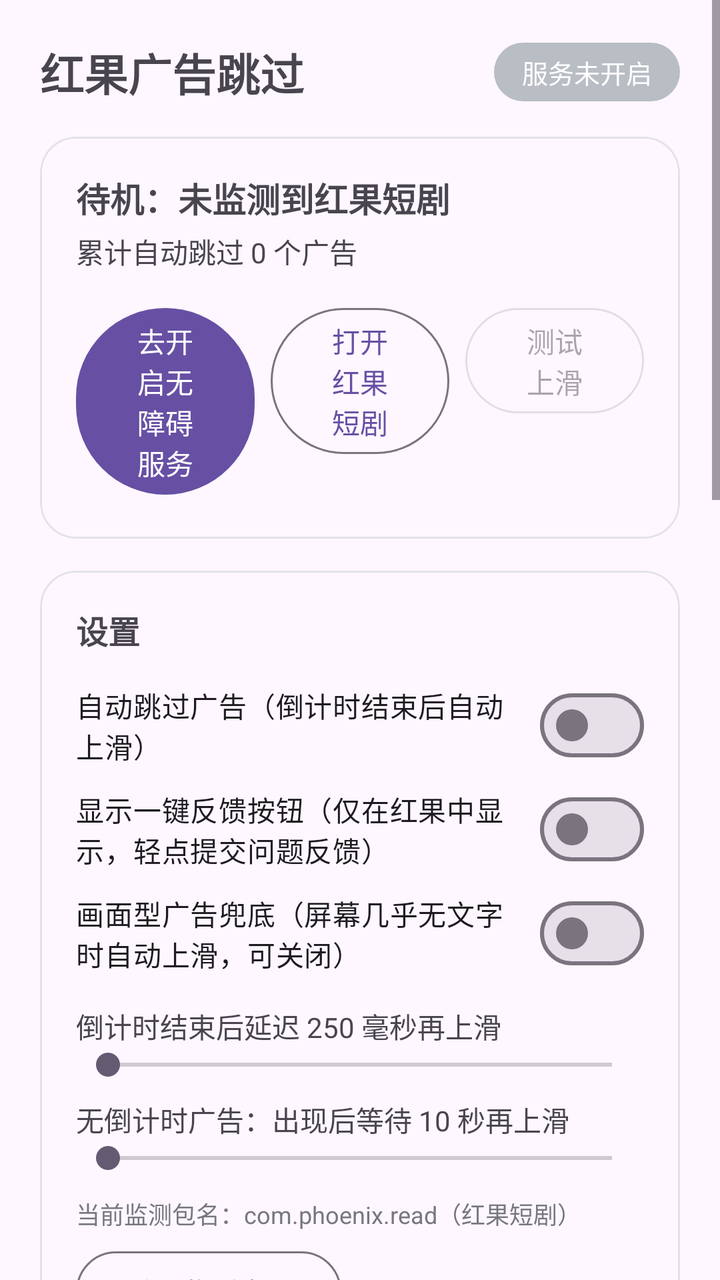
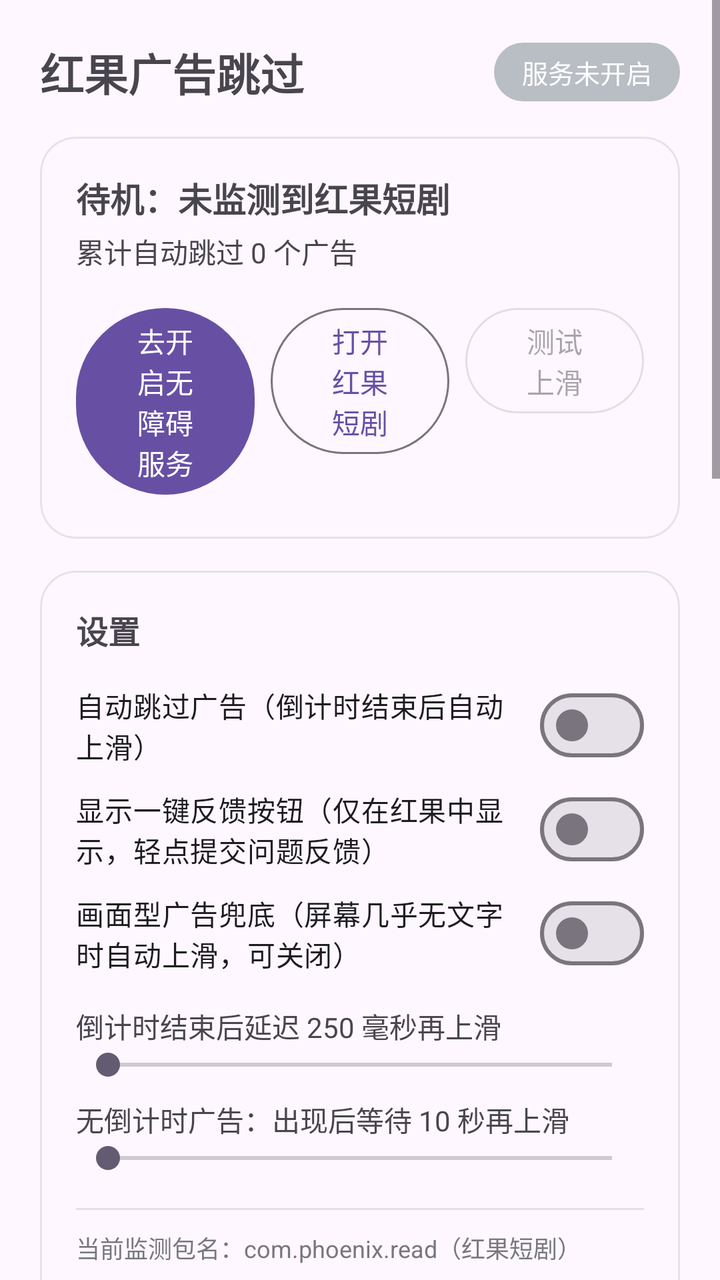

Before-and-after screenshots of an Android layout around one commit, followed by the original layout XML and the change that was made.
<!-- AndroidManifest.xml: application theme Theme.App -->
<!-- res/layout/activity_main.xml -->
<?xml version="1.0" encoding="utf-8"?>
<ScrollView xmlns:android="http://schemas.android.com/apk/res/android"
    xmlns:app="http://schemas.android.com/apk/res-auto"
    android:layout_width="match_parent"
    android:layout_height="match_parent"
    android:fillViewport="true">

    
    <LinearLayout
        android:layout_width="match_parent"
        android:layout_height="wrap_content"
        android:layout_gravity="center_horizontal"
        android:maxWidth="620dp"
        android:orientation="vertical"
        android:padding="20dp">

        
        <LinearLayout
            android:layout_width="match_parent"
            android:layout_height="wrap_content"
            android:gravity="center_vertical"
            android:orientation="horizontal">

            <TextView
                android:layout_width="0dp"
                android:layout_height="wrap_content"
                android:layout_weight="1"
                android:text="@string/app_name"
                android:textSize="22sp"
                android:textStyle="bold" />

            <TextView
                android:id="@+id/statusPill"
                android:layout_width="wrap_content"
                android:layout_height="wrap_content"
                android:background="@drawable/bg_pill_off"
                android:paddingStart="14dp"
                android:paddingTop="5dp"
                android:paddingEnd="14dp"
                android:paddingBottom="5dp"
                android:text="@string/status_off"
                android:textColor="#FFFFFF"
                android:textSize="13sp" />
        </LinearLayout>

        
        <com.google.android.material.card.MaterialCardView
            android:layout_width="match_parent"
            android:layout_height="wrap_content"
            android:layout_marginTop="16dp"
            app:cardCornerRadius="18dp"
            app:cardElevation="0dp"
            app:strokeColor="#E3E3E6"
            app:strokeWidth="1dp">

            <LinearLayout
                android:layout_width="match_parent"
                android:layout_height="wrap_content"
                android:orientation="vertical"
                android:padding="18dp">

                <TextView
                    android:id="@+id/stateText"
                    android:layout_width="match_parent"
                    android:layout_height="wrap_content"
                    android:text="@string/state_idle"
                    android:textSize="17sp"
                    android:textStyle="bold" />

                <TextView
                    android:id="@+id/countText"
                    android:layout_width="match_parent"
                    android:layout_height="wrap_content"
                    android:layout_marginTop="4dp"
                    android:text="@string/count_zero_literal"
                    android:textSize="14sp" />

                <LinearLayout
                    android:layout_width="match_parent"
                    android:layout_height="wrap_content"
                    android:layout_marginTop="14dp"
                    android:orientation="horizontal">

                    <Button
                        android:id="@+id/btnAccessibility"
                        android:layout_width="0dp"
                        android:layout_height="wrap_content"
                        android:layout_marginEnd="8dp"
                        android:layout_weight="1"
                        android:text="@string/btn_accessibility_off" />

                    <Button
                        android:id="@+id/btnOpenTarget"
                        style="?attr/materialButtonOutlinedStyle"
                        android:layout_width="0dp"
                        android:layout_height="wrap_content"
                        android:layout_marginEnd="8dp"
                        android:layout_weight="1"
                        android:text="@string/btn_open_target" />

                    <Button
                        android:id="@+id/btnTestSwipe"
                        style="?attr/materialButtonOutlinedStyle"
                        android:layout_width="0dp"
                        android:layout_height="wrap_content"
                        android:layout_weight="1"
                        android:enabled="false"
                        android:text="@string/btn_test_swipe" />
                </LinearLayout>
            </LinearLayout>
        </com.google.android.material.card.MaterialCardView>

        
        <com.google.android.material.card.MaterialCardView
            android:layout_width="match_parent"
            android:layout_height="wrap_content"
            android:layout_marginTop="16dp"
            app:cardCornerRadius="18dp"
            app:cardElevation="0dp"
            app:strokeColor="#E3E3E6"
            app:strokeWidth="1dp">

            <LinearLayout
                android:layout_width="match_parent"
                android:layout_height="wrap_content"
                android:orientation="vertical"
                android:padding="18dp">

                <TextView
                    android:layout_width="match_parent"
                    android:layout_height="wrap_content"
                    android:text="@string/section_settings"
                    android:textSize="16sp"
                    android:textStyle="bold" />

                <com.google.android.material.materialswitch.MaterialSwitch
                    android:id="@+id/switchAuto"
                    android:layout_width="match_parent"
                    android:layout_height="wrap_content"
                    android:layout_marginTop="12dp"
                    android:text="@string/switch_auto" />

                <com.google.android.material.materialswitch.MaterialSwitch
                    android:id="@+id/switchFeedback"
                    android:layout_width="match_parent"
                    android:layout_height="wrap_content"
                    android:layout_marginTop="4dp"
                    android:text="@string/switch_feedback" />

                <com.google.android.material.materialswitch.MaterialSwitch
                    android:id="@+id/switchVisualFallback"
                    android:layout_width="match_parent"
                    android:layout_height="wrap_content"
                    android:layout_marginTop="4dp"
                    android:text="@string/switch_visual_fallback" />

                <TextView
                    android:id="@+id/delayLabel"
                    android:layout_width="match_parent"
                    android:layout_height="wrap_content"
                    android:layout_marginTop="12dp"
                    android:text="@string/delay_literal"
                    android:textSize="14sp" />

                <SeekBar
                    android:id="@+id/delayBar"
                    android:layout_width="match_parent"
                    android:layout_height="wrap_content"
                    android:max="1000" />

                <TextView
                    android:id="@+id/fallbackLabel"
                    android:layout_width="match_parent"
                    android:layout_height="wrap_content"
                    android:layout_marginTop="8dp"
                    android:text="@string/fallback_literal"
                    android:textSize="14sp" />

                <SeekBar
                    android:id="@+id/fallbackBar"
                    android:layout_width="match_parent"
                    android:layout_height="wrap_content"
                    android:max="25000" />

                <TextView
                    android:id="@+id/targetsText"
                    android:layout_width="match_parent"
                    android:layout_height="wrap_content"
                    android:layout_marginTop="10dp"
                    android:text="@string/targets_literal"
                    android:textColor="#77777F"
                    android:textSize="12sp" />

                <Button
                    android:id="@+id/btnResetTargets"
                    style="?attr/materialButtonOutlinedStyle"
                    android:layout_width="wrap_content"
                    android:layout_height="wrap_content"
                    android:layout_marginTop="6dp"
                    android:text="@string/btn_reset_targets" />

                
                <LinearLayout
                    android:id="@+id/boxServerSettings"
                    android:layout_width="match_parent"
                    android:layout_height="wrap_content"
                    android:orientation="vertical">

                    <LinearLayout
                        android:layout_width="match_parent"
                        android:layout_height="wrap_content"
                        android:layout_marginTop="10dp"
                        android:gravity="center_vertical"
                        android:orientation="horizontal">

                        <EditText
                            android:id="@+id/editFeedbackUrl"
                            android:layout_width="0dp"
                            android:layout_height="wrap_content"
                            android:layout_weight="1"
                            android:hint="@string/feedback_url_hint"
                            android:importantForAutofill="no"
                            android:inputType="textUri"
                            android:maxLines="1"
                            android:textSize="13sp" />

                        <Button
                            android:id="@+id/btnSaveFeedbackUrl"
                            style="?attr/materialButtonOutlinedStyle"
                            android:layout_width="wrap_content"
                            android:layout_height="wrap_content"
                            android:layout_marginStart="8dp"
                            android:minHeight="0dp"
                            android:paddingStart="16dp"
                            android:paddingTop="6dp"
                            android:paddingEnd="16dp"
                            android:paddingBottom="6dp"
                            android:text="@string/btn_save" />
                    </LinearLayout>

                    <Button
                        android:id="@+id/btnResetCloud"
                        style="?attr/materialButtonOutlinedStyle"
                        android:layout_width="match_parent"
                        android:layout_height="wrap_content"
                        android:layout_marginTop="6dp"
                        android:text="@string/btn_reset_cloud" />

                    <Button
                        android:id="@+id/btnDiscover"
                        style="?attr/materialButtonOutlinedStyle"
                        android:layout_width="match_parent"
                        android:layout_height="wrap_content"
                        android:layout_marginTop="6dp"
                        android:text="@string/btn_discover" />
                </LinearLayout>

                <Button
                    android:id="@+id/btnCaptureAuth"
                    style="?attr/materialButtonOutlinedStyle"
                    android:layout_width="match_parent"
                    android:layout_height="wrap_content"
                    android:layout_marginTop="6dp"
                    android:text="@string/btn_capture_auth" />

                <Button
                    android:id="@+id/btnCheckUpdate"
                    style="?attr/materialButtonOutlinedStyle"
                    android:layout_width="match_parent"
                    android:layout_height="wrap_content"
                    android:layout_marginTop="6dp"
                    android:text="@string/btn_check_update" />

                <Button
                    android:id="@+id/btnQuickReport"
                    android:layout_width="match_parent"
                    android:layout_height="wrap_content"
                    android:layout_marginTop="14dp"
                    android:text="@string/btn_quick_report" />
            </LinearLayout>
        </com.google.android.material.card.MaterialCardView>

        
        <com.google.android.material.card.MaterialCardView
            android:layout_width="match_parent"
            android:layout_height="wrap_content"
            android:layout_marginTop="16dp"
            app:cardCornerRadius="14dp"
            app:contentPadding="16dp">

            <LinearLayout
                android:layout_width="match_parent"
                android:layout_height="wrap_content"
                android:orientation="vertical">

                <TextView
                    android:layout_width="match_parent"
                    android:layout_height="wrap_content"
                    android:text="@string/account_title"
                    android:textSize="15sp"
                    android:textStyle="bold" />

                <TextView
                    android:id="@+id/textAccStatus"
                    android:layout_width="match_parent"
                    android:layout_height="wrap_content"
                    android:layout_marginTop="2dp"
                    android:text="@string/account_hint"
                    android:textColor="#77777F"
                    android:textSize="12sp" />

                <LinearLayout
                    android:id="@+id/boxAccForm"
                    android:layout_width="match_parent"
                    android:layout_height="wrap_content"
                    android:layout_marginTop="8dp"
                    android:orientation="vertical">

                    <EditText
                        android:id="@+id/editAccEmail"
                        android:layout_width="match_parent"
                        android:layout_height="wrap_content"
                        android:hint="@string/account_email_hint"
                        android:importantForAutofill="no"
                        android:inputType="textEmailAddress"
                        android:maxLines="1"
                        android:textSize="13sp" />

                    <EditText
                        android:id="@+id/editAccPass"
                        android:layout_width="match_parent"
                        android:layout_height="wrap_content"
                        android:layout_marginTop="4dp"
                        android:hint="@string/account_pass_hint"
                        android:importantForAutofill="no"
                        android:inputType="textPassword"
                        android:maxLines="1"
                        android:textSize="13sp" />

                    <EditText
                        android:id="@+id/editAccCode"
                        android:layout_width="match_parent"
                        android:layout_height="wrap_content"
                        android:layout_marginTop="4dp"
                        android:hint="@string/account_code_hint"
                        android:importantForAutofill="no"
                        android:inputType="number"
                        android:maxLength="6"
                        android:maxLines="1"
                        android:textSize="13sp" />

                    <LinearLayout
                        android:layout_width="match_parent"
                        android:layout_height="wrap_content"
                        android:layout_marginTop="8dp"
                        android:orientation="horizontal">

                        <Button
                            android:id="@+id/btnSendCode"
                            style="?attr/materialButtonOutlinedStyle"
                            android:layout_width="wrap_content"
                            android:layout_height="wrap_content"
                            android:minHeight="0dp"
                            android:paddingStart="16dp"
                            android:paddingTop="6dp"
                            android:paddingEnd="16dp"
                            android:paddingBottom="6dp"
                            android:text="@string/account_btn_send_code" />

                        <Button
                            android:id="@+id/btnAccLogin"
                            android:layout_width="0dp"
                            android:layout_height="wrap_content"
                            android:layout_marginStart="8dp"
                            android:layout_weight="1"
                            android:minHeight="0dp"
                            android:paddingTop="6dp"
                            android:paddingBottom="6dp"
                            android:text="@string/account_btn_login" />
                    </LinearLayout>
                </LinearLayout>

                <Button
                    android:id="@+id/btnAccLogout"
                    style="?attr/materialButtonOutlinedStyle"
                    android:layout_width="match_parent"
                    android:layout_height="wrap_content"
                    android:layout_marginTop="8dp"
                    android:text="@string/account_btn_logout"
                    android:visibility="gone" />
            </LinearLayout>
        </com.google.android.material.card.MaterialCardView>

        
        <com.google.android.material.card.MaterialCardView
            android:id="@+id/cardLogs"
            android:layout_width="match_parent"
            android:layout_height="wrap_content"
            android:layout_marginTop="16dp"
            app:cardCornerRadius="18dp"
            app:cardElevation="0dp"
            app:strokeColor="#E3E3E6"
            app:strokeWidth="1dp">

            <LinearLayout
                android:layout_width="match_parent"
                android:layout_height="wrap_content"
                android:orientation="vertical"
                android:padding="18dp">

                <LinearLayout
                    android:layout_width="match_parent"
                    android:layout_height="wrap_content"
                    android:gravity="center_vertical"
                    android:orientation="horizontal">

                    <TextView
                        android:layout_width="0dp"
                        android:layout_height="wrap_content"
                        android:layout_weight="1"
                        android:text="@string/section_log"
                        android:textSize="16sp"
                        android:textStyle="bold" />

                    <Button
                        android:id="@+id/btnShareLog"
                        style="?attr/materialButtonOutlinedStyle"
                        android:layout_width="wrap_content"
                        android:layout_height="wrap_content"
                        android:layout_marginEnd="8dp"
                        android:minHeight="0dp"
                        android:paddingStart="16dp"
                        android:paddingTop="6dp"
                        android:paddingEnd="16dp"
                        android:paddingBottom="6dp"
                        android:text="@string/btn_share_log" />

                    <Button
                        android:id="@+id/btnClearLog"
                        style="?attr/materialButtonOutlinedStyle"
                        android:layout_width="wrap_content"
                        android:layout_height="wrap_content"
                        android:minHeight="0dp"
                        android:paddingStart="16dp"
                        android:paddingTop="6dp"
                        android:paddingEnd="16dp"
                        android:paddingBottom="6dp"
                        android:text="@string/btn_clear_log" />
                </LinearLayout>

                <TextView
                    android:id="@+id/logView"
                    android:layout_width="match_parent"
                    android:layout_height="wrap_content"
                    android:layout_marginTop="10dp"
                    android:background="@drawable/bg_log"
                    android:fontFamily="monospace"
                    android:minHeight="130dp"
                    android:padding="12dp"
                    android:textSize="12sp" />
            </LinearLayout>
        </com.google.android.material.card.MaterialCardView>

        <TextView
            android:layout_width="match_parent"
            android:layout_height="wrap_content"
            android:layout_marginTop="14dp"
            android:text="@string/footer_hint"
            android:textColor="#8A8A93"
            android:textSize="12sp" />

        <TextView
            android:layout_width="match_parent"
            android:layout_height="wrap_content"
            android:layout_marginTop="6dp"
            android:text="@string/version_label"
            android:textColor="#B0B0B8"
            android:textSize="11sp" />
    </LinearLayout>
</ScrollView>
<!-- resources referenced by this layout -->
<resources>
  <!-- drawable bg_log (drawable) -->
  <?xml version="1.0" encoding="utf-8"?>
  <shape xmlns:android="http://schemas.android.com/apk/res/android"
      android:shape="rectangle">
      <solid android:color="#FAFAFB" />
      <corners android:radius="12dp" />
      <stroke
          android:width="1dp"
          android:color="#E3E3E6" />
  </shape>
  <!-- drawable bg_pill_off (drawable) -->
  <?xml version="1.0" encoding="utf-8"?>
  <shape xmlns:android="http://schemas.android.com/apk/res/android"
      android:shape="rectangle">
      <solid android:color="#B9BDC4" />
      <corners android:radius="20dp" />
  </shape>
  <string name="account_btn_login">登录 / 注册</string>
  <string name="account_btn_logout">退出登录</string>
  <string name="account_btn_send_code">发送验证码</string>
  <string name="account_code_hint">6 位数字验证码（只认最新一封邮件）</string>
  <string name="account_email_hint">邮箱</string>
  <string name="account_hint">注册登录后，反馈报告自动关联你的邮箱；不注册也可正常使用全部功能</string>
  <string name="account_pass_hint">密码（至少8位）</string>
  <string name="account_title">账号（可选）</string>
  <string name="app_name">红果广告跳过</string>
  <string name="btn_accessibility_off">去开启无障碍服务</string>
  <string name="btn_capture_auth">开启屏幕截图（反馈自动带画面）</string>
  <string name="btn_check_update">检查更新（云端）</string>
  <string name="btn_clear_log">清空</string>
  <string name="btn_discover">自动发现电脑（扫描局域网）</string>
  <string name="btn_open_target">打开红果短剧</string>
  <string name="btn_quick_report">一键截图上报缺陷</string>
  <string name="btn_reset_cloud">一键重置为云端地址</string>
  <string name="btn_reset_targets">重置监测应用</string>
  <string name="btn_save">保存</string>
  <string name="btn_share_log">分享日志</string>
  <string name="btn_test_swipe">测试上滑</string>
  <string name="count_zero_literal">累计自动跳过 0 个广告</string>
  <string name="delay_literal">倒计时结束后延迟 250 毫秒再上滑</string>
  <string name="fallback_literal">无倒计时广告：出现后等待 10 秒再上滑</string>
  <string name="feedback_url_hint">上报服务器地址（默认已指向电脑，可修改）</string>
  <string name="footer_hint">原理：通过无障碍服务读取屏幕上的广告倒计时文字，到点后模拟一次上滑手势。全部处理在本机完成，不联网、不上传任何数据。仅供个人舒适观剧使用。</string>
  <string name="section_log">运行日志</string>
  <string name="section_settings">设置</string>
  <string name="state_idle">待机：未监测到红果短剧</string>
  <string name="status_off">服务未开启</string>
  <string name="switch_auto">自动跳过广告（倒计时结束后自动上滑）</string>
  <string name="switch_feedback">显示一键反馈按钮（仅在红果中显示，轻点提交问题反馈）</string>
  <string name="switch_visual_fallback">画面型广告兜底（屏幕几乎无文字时自动上滑，可关闭）</string>
  <string name="targets_literal">当前监测包名：com.phoenix.read（红果短剧）</string>
  <string name="version_label">版本 1.35.8 · 手机/平板通用 · 云端上报</string>
  <style name="Theme.App" parent="Theme.Material3.DayNight.NoActionBar" />
</resources>

<!-- the commit's change to res/layout/activity_main.xml (unified diff, before → after) -->
@@ -182,6 +182,13 @@
                     android:layout_height="wrap_content"
                     android:max="25000" />
 
+                
+                <View
+                    android:layout_width="match_parent"
+                    android:layout_height="1dp"
+                    android:layout_marginTop="16dp"
+                    android:background="#1A000000" />
+
                 <TextView
                     android:id="@+id/targetsText"
                     android:layout_width="match_parent"
@@ -255,6 +262,21 @@
                         android:text="@string/btn_discover" />
                 </LinearLayout>
 
+                
+                <View
+                    android:layout_width="match_parent"
+                    android:layout_height="1dp"
+                    android:layout_marginTop="16dp"
+                    android:background="#1A000000" />
+
+                <TextView
+                    android:layout_width="match_parent"
+                    android:layout_height="wrap_content"
+                    android:layout_marginTop="12dp"
+                    android:text="@string/section_feedback"
+                    android:textColor="#77777F"
+                    android:textSize="12sp" />
+
                 <Button
                     android:id="@+id/btnCaptureAuth"
                     style="?attr/materialButtonOutlinedStyle"
@@ -316,10 +338,42 @@
                     android:layout_marginTop="8dp"
                     android:orientation="vertical">
 
+                    <com.google.android.material.button.MaterialButtonToggleGroup
+                        android:id="@+id/toggleAccMode"
+                        android:layout_width="match_parent"
+                        android:layout_height="wrap_content"
+                        app:checkedButton="@id/btnModeLogin"
+                        app:selectionRequired="true"
+                        app:singleSelection="true">
+
+                        <com.google.android.material.button.MaterialButton
+                            android:id="@+id/btnModeLogin"
+                            style="?attr/materialButtonOutlinedStyle"
+                            android:layout_width="0dp"
+                            android:layout_height="wrap_content"
+                            android:layout_weight="1"
+                            android:minHeight="0dp"
+                            android:paddingTop="6dp"
+                            android:paddingBottom="6dp"
+                            android:text="@string/account_mode_login" />
+
+                        <com.google.android.material.button.MaterialButton
+                            android:id="@+id/btnModeReg"
+                            style="?attr/materialButtonOutlinedStyle"
+                            android:layout_width="0dp"
+                            android:layout_height="wrap_content"
+                            android:layout_weight="1"
+                            android:minHeight="0dp"
+                            android:paddingTop="6dp"
+                            android:paddingBottom="6dp"
+                            android:text="@string/account_mode_reg" />
+                    </com.google.android.material.button.MaterialButtonToggleGroup>
+
                     <EditText
                         android:id="@+id/editAccEmail"
                         android:layout_width="match_parent"
                         android:layout_height="wrap_content"
+                        android:layout_marginTop="10dp"
                         android:hint="@string/account_email_hint"
                         android:importantForAutofill="no"
                         android:inputType="textEmailAddress"
@@ -347,7 +401,8 @@
                         android:inputType="number"
                         android:maxLength="6"
                         android:maxLines="1"
-                        android:textSize="13sp" />
+                        android:textSize="13sp"
+                        android:visibility="gone" />
 
                     <LinearLayout
                         android:layout_width="match_parent"
@@ -365,18 +420,19 @@
                             android:paddingTop="6dp"
                             android:paddingEnd="16dp"
                             android:paddingBottom="6dp"
-                            android:text="@string/account_btn_send_code" />
+                            android:text="@string/account_btn_send_code"
+                            android:visibility="gone" />
 
                         <Button
                             android:id="@+id/btnAccLogin"
                             android:layout_width="0dp"
                             android:layout_height="wrap_content"
-                            android:layout_marginStart="8dp"
+                            android:layout_marginStart="0dp"
                             android:layout_weight="1"
                             android:minHeight="0dp"
                             android:paddingTop="6dp"
                             android:paddingBottom="6dp"
-                            android:text="@string/account_btn_login" />
+                            android:text="@string/account_mode_login" />
                     </LinearLayout>
                 </LinearLayout>
 
<!-- resource entries referenced after the edit -->
@@ -17,12 +17,13 @@
       <solid android:color="#B9BDC4" />
       <corners android:radius="20dp" />
   </shape>
-  <string name="account_btn_login">登录 / 注册</string>
   <string name="account_btn_logout">退出登录</string>
   <string name="account_btn_send_code">发送验证码</string>
   <string name="account_code_hint">6 位数字验证码（只认最新一封邮件）</string>
   <string name="account_email_hint">邮箱</string>
   <string name="account_hint">注册登录后，反馈报告自动关联你的邮箱；不注册也可正常使用全部功能</string>
+  <string name="account_mode_login">登录</string>
+  <string name="account_mode_reg">注册</string>
   <string name="account_pass_hint">密码（至少8位）</string>
   <string name="account_title">账号（可选）</string>
   <string name="app_name">红果广告跳过</string>
@@ -43,6 +44,7 @@
   <string name="fallback_literal">无倒计时广告：出现后等待 10 秒再上滑</string>
   <string name="feedback_url_hint">上报服务器地址（默认已指向电脑，可修改）</string>
   <string name="footer_hint">原理：通过无障碍服务读取屏幕上的广告倒计时文字，到点后模拟一次上滑手势。全部处理在本机完成，不联网、不上传任何数据。仅供个人舒适观剧使用。</string>
+  <string name="section_feedback">反馈与更新</string>
   <string name="section_log">运行日志</string>
   <string name="section_settings">设置</string>
   <string name="state_idle">待机：未监测到红果短剧</string>
@@ -51,7 +53,7 @@
   <string name="switch_feedback">显示一键反馈按钮（仅在红果中显示，轻点提交问题反馈）</string>
   <string name="switch_visual_fallback">画面型广告兜底（屏幕几乎无文字时自动上滑，可关闭）</string>
   <string name="targets_literal">当前监测包名：com.phoenix.read（红果短剧）</string>
-  <string name="version_label">版本 1.35.8 · 手机/平板通用 · 云端上报</string>
+  <string name="version_label">版本 1.35.9 · 手机/平板通用 · 云端上报</string>
   <style name="Theme.App" parent="Theme.Material3.DayNight.NoActionBar" />
 </resources>
 
